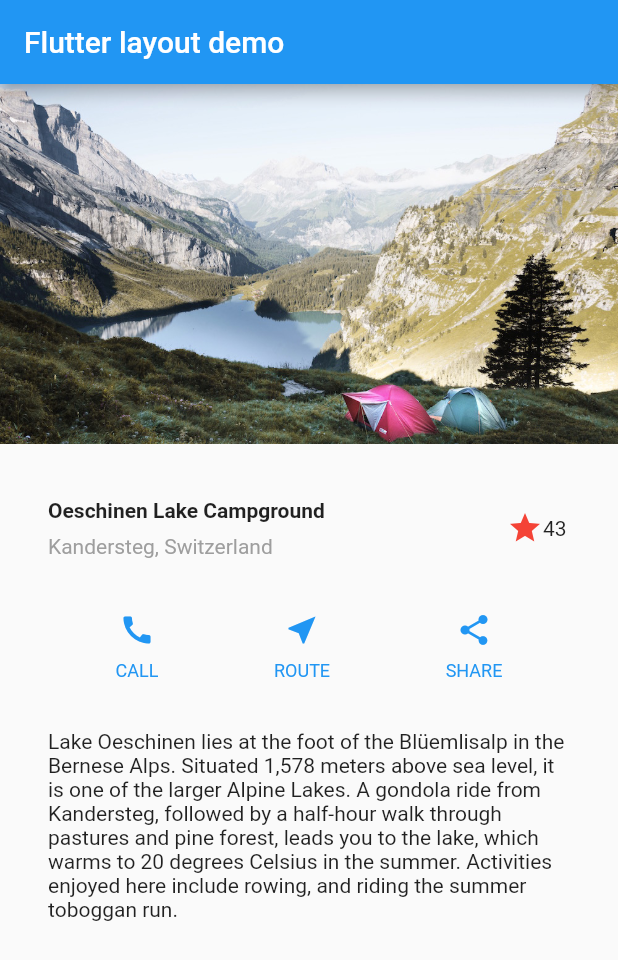
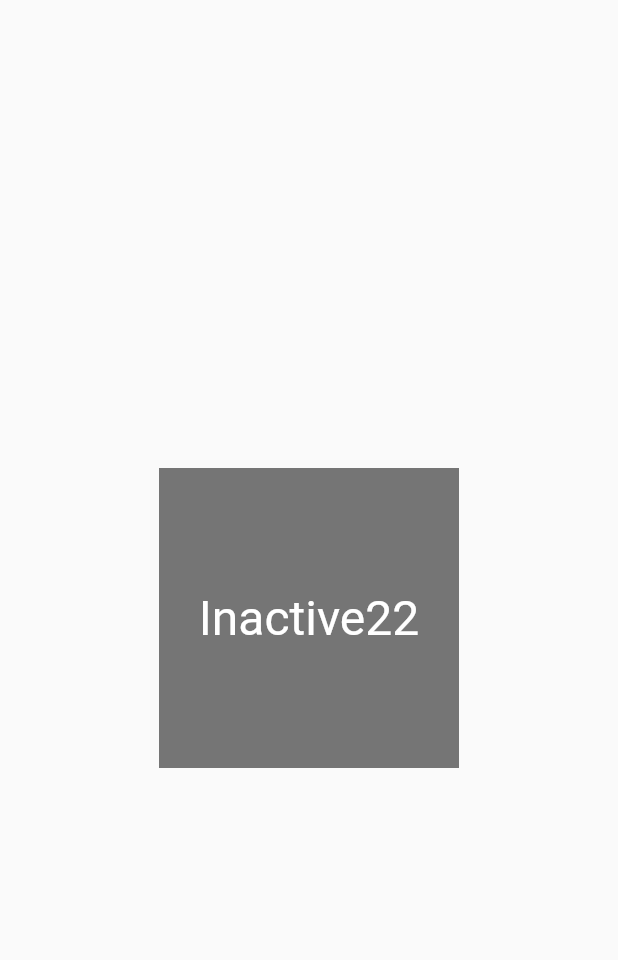
Before and after one commit to leeyouyi/flutter_app, a Flutter app: the screen it shows after launch, on a phone screen of 412 x 824 dp. Shown: the top 960 px of the screen. Run offline on Flutter 3.47's test engine with Material 2 defaults, Android fonts, the phone set to English and light mode, and no system bars.

```diff
--- a/lib/main.dart
+++ b/lib/main.dart
@@ -1,121 +1,267 @@
 import 'package:flutter/material.dart';
 
-import 'favoriteWidget.dart';
+// import 'widget/textSection.dart';
+// import 'widget/titleSection.dart';
 
 void main() => runApp(const MyApp());
+
+// class MyApp extends StatelessWidget {
+//   const MyApp({super.key});
+
+//   @override
+//   Widget build(BuildContext context) {
+//     Color color = Theme.of(context).primaryColor;
+
+//     Widget buttonSection = Row(
+//       mainAxisAlignment: MainAxisAlignment.spaceEvenly,
+//       children: [
+//         _buildButtonColumn(color, Icons.call, 'CALL'),
+//         _buildButtonColumn(color, Icons.near_me, 'ROUTE'),
+//         _buildButtonColumn(color, Icons.share, 'SHARE'),
+//       ],
+//     );
+
+//     return MaterialApp(
+//       title: 'Flutter layout demo',
+//       home: Scaffold(
+//         appBar: AppBar(
+//           title: const Text('Flutter layout demo'),
+//         ),
+//         // body: const Center(
+//         //   child: Text('Hello World'),
+//         // ),
+//         body: ListView(
+//           children: [
+//             Image.asset(
+//               'images/lake.jpg',
+//               width: 600,
+//               height: 240,
+//               fit: BoxFit.cover,
+//             ),
+//             titleSection,
+//             buttonSection,
+//             textSection
+//           ],
+//         ),
+//       ),
+//     );
+//   }
+
+//   Column _buildButtonColumn(Color color, IconData icon, String label) {
+//     return Column(
+//       mainAxisSize: MainAxisSize.min,
+//       mainAxisAlignment: MainAxisAlignment.center,
+//       children: [
+//         Icon(icon, color: color),
+//         Container(
+//           margin: const EdgeInsets.only(top: 8),
+//           child: Text(
+//             label,
+//             style: TextStyle(
+//               fontSize: 12,
+//               fontWeight: FontWeight.w400,
+//               color: color,
+//             ),
+//           ),
+//         ),
+//       ],
+//     );
+//   }
+// }
+
+// TapboxA manages its own state.
+
+//------------------------- TapboxA ----------------------------------
+
+class TapboxA extends StatefulWidget {
+  const TapboxA({super.key});
+
+  @override
+  State<TapboxA> createState() => _TapboxAState();
+}
+
+class _TapboxAState extends State<TapboxA> {
+  bool _active = false;
+
+  void _handleTap() {
+    setState(() {
+      _active = !_active;
+    });
+  }
+
+  @override
+  Widget build(BuildContext context) {
+    return GestureDetector(
+      onTap: _handleTap,
+      child: Container(
+        width: 200.0,
+        height: 200.0,
+        decoration: BoxDecoration(
+          color:
+              _active ? Color.fromARGB(255, 150, 120, 125) : Colors.grey[600],
+        ),
+        child: Center(
+          child: Text(
+            _active ? 'Active' : 'Inactive',
+            style: const TextStyle(fontSize: 32.0, color: Colors.white),
+          ),
+        ),
+      ),
+    );
+  }
+}
+
+//------------------------- MyApp ----------------------------------
 
 class MyApp extends StatelessWidget {
   const MyApp({super.key});
 
   @override
   Widget build(BuildContext context) {
-    Widget titleSection = Container(
-      padding: const EdgeInsets.all(32),
-      child: Row(
-        children: [
-          Expanded(
-            /*1*/
-            child: Column(
-              crossAxisAlignment: CrossAxisAlignment.start,
-              children: [
-                /*2*/
-                Container(
-                  padding: const EdgeInsets.only(bottom: 8),
-                  child: const Text(
-                    'Oeschinen Lake Campground',
-                    style: TextStyle(
-                      fontWeight: FontWeight.bold,
-                    ),
-                  ),
-                ),
-                Text(
-                  'Kandersteg, Switzerland',
-                  style: TextStyle(
-                    color: Colors.grey[500],
-                  ),
-                ),
-              ],
-            ),
-          ),
-          /*3*/
-          // Icon(
-          //   Icons.star,
-          //   color: Colors.red[500],
-          // ),
-          // const Text('41'),
-          const FavoriteWidget(),
-        ],
-      ),
-    );
-
-    Color color = Theme.of(context).primaryColor;
-
-    Widget buttonSection = Row(
-      mainAxisAlignment: MainAxisAlignment.spaceEvenly,
-      children: [
-        _buildButtonColumn(color, Icons.call, 'CALL'),
-        _buildButtonColumn(color, Icons.near_me, 'ROUTE'),
-        _buildButtonColumn(color, Icons.share, 'SHARE'),
-      ],
-    );
-
-    Widget textSection = const Padding(
-      padding: EdgeInsets.all(32),
-      child: Text(
-        'Lake Oeschinen lies at the foot of the Blüemlisalp in the Bernese '
-        'Alps. Situated 1,578 meters above sea level, it is one of the '
-        'larger Alpine Lakes. A gondola ride from Kandersteg, followed by a '
-        'half-hour walk through pastures and pine forest, leads you to the '
-        'lake, which warms to 20 degrees Celsius in the summer. Activities '
-        'enjoyed here include rowing, and riding the summer toboggan run.',
-        softWrap: true,
-      ),
-    );
-
-    return MaterialApp(
-      title: 'Flutter layout demo',
+    return const MaterialApp(
+      title: 'Flutter Demo',
       home: Scaffold(
-        appBar: AppBar(
-          title: const Text('Flutter layout demo'),
-        ),
-        // body: const Center(
-        //   child: Text('Hello World'),
-        // ),
-        body: ListView(
-          children: [
-            Image.asset(
-              'images/lake.jpg',
-              width: 600,
-              height: 240,
-              fit: BoxFit.cover,
-            ),
-            titleSection,
-            buttonSection,
-            textSection
-          ],
+        body: Center(
+          child: ParentWidget(),
         ),
       ),
     );
   }
+}
 
-  Column _buildButtonColumn(Color color, IconData icon, String label) {
-    return Column(
-      mainAxisSize: MainAxisSize.min,
-      mainAxisAlignment: MainAxisAlignment.center,
-      children: [
-        Icon(icon, color: color),
-        Container(
-          margin: const EdgeInsets.only(top: 8),
-          child: Text(
-            label,
-            style: TextStyle(
-              fontSize: 12,
-              fontWeight: FontWeight.w400,
-              color: color,
-            ),
-          ),
-        ),
-      ],
+//------------------------ ParentWidget --------------------------------
+
+class ParentWidget extends StatefulWidget {
+  const ParentWidget({super.key});
+
+  @override
+  State<ParentWidget> createState() => _ParentWidgetState();
+}
+
+class _ParentWidgetState extends State<ParentWidget> {
+  bool _active = false;
+
+  void _handleTapboxChanged(bool newValue) {
+    setState(() {
+      _active = newValue;
+    });
+  }
+
+  @override
+  Widget build(BuildContext context) {
+    return SizedBox(
+      child: TapboxC(
+        active: _active,
+        onChanged: _handleTapboxChanged,
+      ),
     );
   }
 }
+
+//------------------------- TapboxB ----------------------------------
+
+class TapboxB extends StatelessWidget {
+  const TapboxB({
+    super.key,
+    this.active = false,
+    required this.onChanged,
+  });
+
+  final bool active;
+  final ValueChanged<bool> onChanged;
+
+  void _handleTap() {
+    onChanged(!active);
+  }
+
+  @override
+  Widget build(BuildContext context) {
+    return GestureDetector(
+      onTap: _handleTap,
+      child: Container(
+        width: 200.0,
+        height: 200.0,
+        decoration: BoxDecoration(
+          color: active ? Colors.lightGreen[700] : Colors.grey[600],
+        ),
+        child: Center(
+          child: Text(
+            active ? '!Active' : '!Inactive',
+            style: const TextStyle(fontSize: 32.0, color: Colors.white),
+          ),
+        ),
+      ),
+    );
+  }
+}
+
+//----------------------------- TapboxC ------------------------------
+
+class TapboxC extends StatefulWidget {
+  const TapboxC({
+    super.key,
+    this.active = false,
+    required this.onChanged,
+  });
+
+  final bool active;
+  final ValueChanged<bool> onChanged;
+
+  @override
+  State<TapboxC> createState() => _TapboxCState();
+}
+
+class _TapboxCState extends State<TapboxC> {
+  bool _highlight = false;
+
+  void _handleTapDown(TapDownDetails details) {
+    setState(() {
+      _highlight = true;
+    });
+  }
+
+  void _handleTapUp(TapUpDetails details) {
+    setState(() {
+      _highlight = false;
+    });
+  }
+
+  void _handleTapCancel() {
+    setState(() {
+      _highlight = false;
+    });
+  }
+
+  void _handleTap() {
+    widget.onChanged(!widget.active);
+  }
+
+  @override
+  Widget build(BuildContext context) {
+    // This example adds a green border on tap down.
+    // On tap up, the square changes to the opposite state.
+    return GestureDetector(
+      onTapDown: _handleTapDown, // Handle the tap events in the order that
+      onTapUp: _handleTapUp, // they occur: down, up, tap, cancel
+      onTap: _handleTap,
+      onTapCancel: _handleTapCancel,
+      child: Container(
+        width: 200.0,
+        height: 200.0,
+        decoration: BoxDecoration(
+          color: widget.active ? Colors.lightGreen[700] : Colors.grey[600],
+          border: _highlight
+              ? Border.all(
+                  color: Colors.teal[700]!,
+                  width: 10.0,
+                )
+              : null,
+        ),
+        child: Center(
+          child: Text(widget.active ? 'Active11' : 'Inactive22',
+              style: const TextStyle(fontSize: 32.0, color: Colors.white)),
+        ),
+      ),
+    );
+  }
+}
--- a/lib/favoriteWidget.dart
+++ b/lib/widget/favoriteWidget.dart
@@ -9,7 +9,7 @@ class FavoriteWidget extends StatefulWidget {
 
 class _FavoriteWidgetState extends State<FavoriteWidget> {
   bool _isFavorited = true;
-  int _favoriteCount = 43;
+  int _favoriteCount = 45;
 
   void _toggleFavorite() {
     setState(() {
--- a/pubspec.yaml
+++ b/pubspec.yaml
@@ -56,7 +56,7 @@ flutter:
   # the material Icons class.
   uses-material-design: true
   assets:
-    - images/lake.jpg
+    - assets/lake.jpg
   # To add assets to your application, add an assets section, like this:
   # assets:
   #   - images/a_dot_burr.jpeg
```
Also changed, not shown: lib/widget/textSection.dart (added, +14 -0 lines), lib/widget/titleSection.dart (added, +42 -0 lines), assets/lake.jpg (renamed from images/lake.jpg), lib/demo.dart (renamed from lib/main copy.dart).
